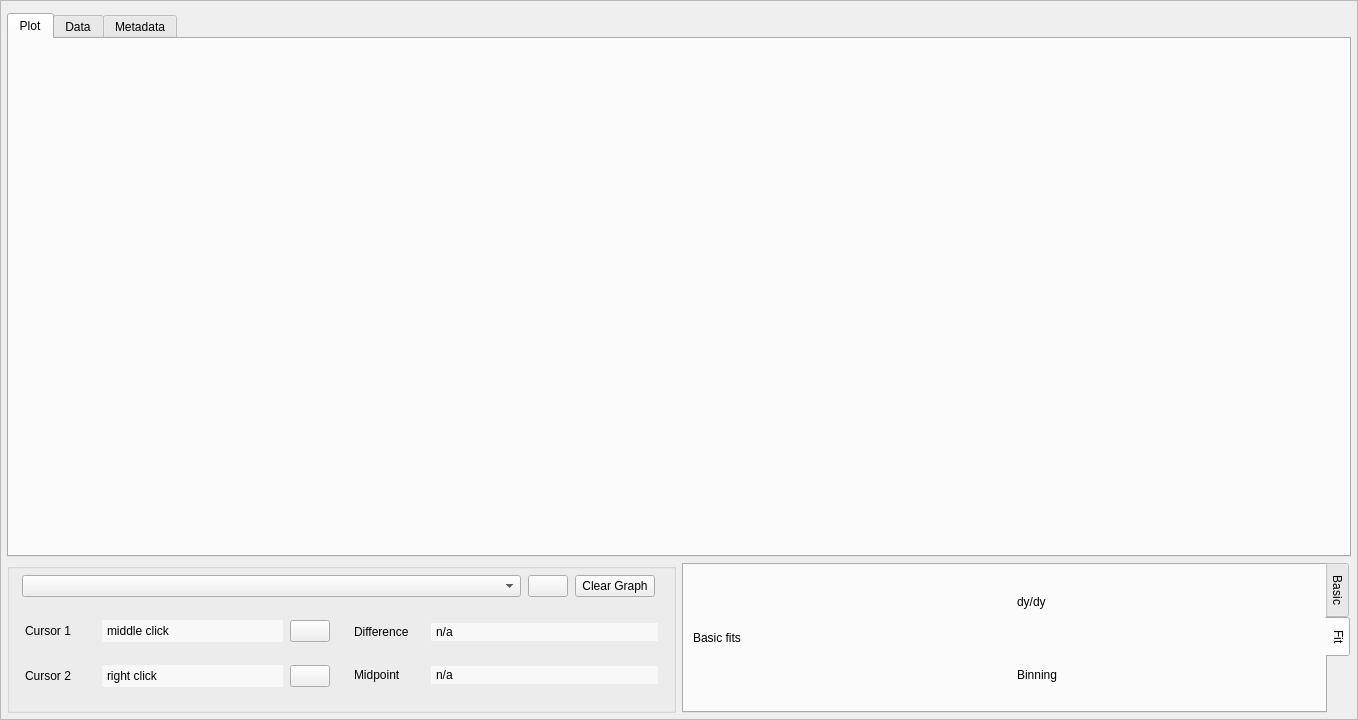
Old version of the form src/mdaviz/resources/mda_file_viz.ui in the repository BCDA-APS/mdaviz.
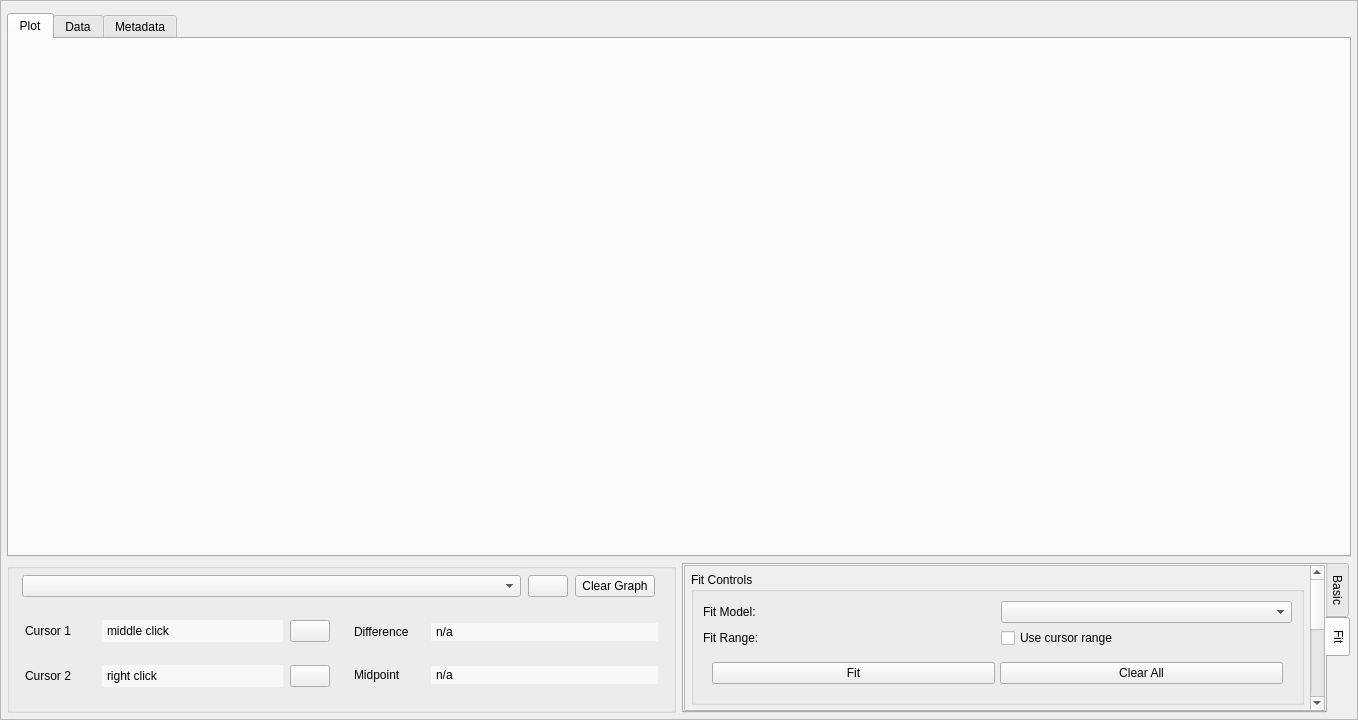
New version of the form. The open tabs and pages were chosen to show the change. Icons and pictures are not drawn.

The edit to the form file:
```diff
--- a/src/mdaviz/resources/mda_file_viz.ui
+++ b/src/mdaviz/resources/mda_file_viz.ui
@@ -975,84 +975,166 @@
                <number>0</number>
               </property>
               <item>
-               <widget class="QWidget" name="fitsOps" native="true">
-                <layout class="QGridLayout" name="gridlayout_2">
+               <widget class="QScrollArea" name="fitScrollArea">
+                <property name="widgetResizable">
+                 <bool>true</bool>
+                </property>
+                <property name="horizontalScrollBarPolicy">
+                 <enum>Qt::ScrollBarAsNeeded</enum>
+                </property>
+                <property name="verticalScrollBarPolicy">
+                 <enum>Qt::ScrollBarAsNeeded</enum>
+                </property>
+                <widget class="QWidget" name="fitScrollAreaWidgetContents">
+                 <property name="geometry">
+                  <rect>
+                   <x>0</x>
+                   <y>0</y>
+                   <width>400</width>
+                   <height>300</height>
+                  </rect>
+                 </property>
+                 <layout class="QVBoxLayout" name="fitContentLayout">
+                  <property name="spacing">
+                   <number>6</number>
+                  </property>
                  <property name="leftMargin">
-                  <number>0</number>
+                   <number>6</number>
                  </property>
                  <property name="topMargin">
-                  <number>0</number>
+                   <number>6</number>
                  </property>
                  <property name="rightMargin">
-                  <number>0</number>
+                   <number>6</number>
                  </property>
                  <property name="bottomMargin">
-                  <number>0</number>
-                 </property>
-                 <item row="1" column="0">
-                  <widget class="QWidget" name="advanced1" native="true">
-                   <layout class="QGridLayout" name="gridLayout_3">
-                    <property name="topMargin">
-                     <number>0</number>
+                   <number>6</number>
+                  </property>
+                  <item>
+                   <widget class="QGroupBox" name="fitControls">
+                    <property name="title">
+                     <string>Fit Controls</string>
                     </property>
-                    <property name="bottomMargin">
-                     <number>0</number>
-                    </property>
+                    <layout class="QGridLayout" name="fitControlsLayout">
                     <property name="horizontalSpacing">
                      <number>7</number>
                     </property>
                     <property name="verticalSpacing">
-                     <number>0</number>
+                      <number>5</number>
                     </property>
                     <item row="0" column="0">
-                     <widget class="QLabel" name="label0">
+                      <widget class="QLabel" name="fitModelLabel">
+                       <property name="text">
+                        <string>Fit Model:</string>
+                       </property>
+                      </widget>
+                     </item>
+                     <item row="0" column="1">
+                      <widget class="QComboBox" name="fitModelCombo">
                       <property name="toolTip">
-                       <string>TBD</string>
-                      </property>
-                      <property name="text">
-                       <string>Basic fits</string>
+                        <string>Select fit model to apply</string>
                       </property>
                      </widget>
                     </item>
-                   </layout>
+                     <item row="1" column="0">
+                      <widget class="QLabel" name="fitRangeLabel">
+                       <property name="text">
+                        <string>Fit Range:</string>
+                       </property>
                   </widget>
                  </item>
                  <item row="1" column="1">
-                  <widget class="QWidget" name="advanced2" native="true">
-                   <layout class="QGridLayout" name="gridLayout_4">
-                    <property name="topMargin">
-                     <number>0</number>
-                    </property>
-                    <property name="bottomMargin">
-                     <number>0</number>
-                    </property>
-                    <property name="horizontalSpacing">
-                     <number>7</number>
-                    </property>
-                    <property name="verticalSpacing">
-                     <number>0</number>
-                    </property>
-                    <item row="0" column="0">
-                     <widget class="QLabel" name="label2">
+                      <widget class="QCheckBox" name="useFitRangeCheck">
+                       <property name="text">
+                        <string>Use cursor range</string>
+                       </property>
+                       <property name="toolTip">
+                        <string>Use cursor positions to define fit range</string>
+                       </property>
+                      </widget>
+                     </item>
+                     <item row="2" column="0" colspan="2">
+                      <widget class="QWidget" name="fitButtonsContainer" native="true">
+                       <layout class="QHBoxLayout" name="fitButtonsLayout">
+                        <property name="spacing">
+                         <number>5</number>
+                        </property>
+                        <item>
+                         <widget class="QPushButton" name="fitButton">
+                          <property name="text">
+                           <string>Fit</string>
+                          </property>
                       <property name="toolTip">
-                       <string>TBD</string>
-                      </property>
+                           <string>Perform fit on selected curve</string>
+                          </property>
+                         </widget>
+                        </item>
+                        <item>
+                         <widget class="QPushButton" name="clearFitsButton">
                       <property name="text">
-                       <string>dy/dy</string>
-                      </property>
-                     </widget>
-                    </item>
-                    <item row="1" column="0">
-                     <widget class="QLabel" name="label1">
-                      <property name="text">
-                       <string>Binning</string>
-                      </property>
-                     </widget>
-                    </item>
+                           <string>Clear All</string>
+                          </property>
+                          <property name="toolTip">
+                           <string>Remove all fits from current curve</string>
+                          </property>
+                         </widget>
+                        </item>
+                       </layout>
+                      </widget>
+                     </item>
+                    </layout>
+                   </widget>
+                  </item>
+                  <item>
+                   <widget class="QGroupBox" name="fitResults">
+                    <property name="title">
+                     <string>Fit Results</string>
+                    </property>
+                    <layout class="QVBoxLayout" name="fitResultsLayout">
+                     <property name="spacing">
+                      <number>5</number>
+                     </property>
+                     <item>
+                      <widget class="QListWidget" name="fitList">
+                       <property name="toolTip">
+                        <string>List of fits for current curve</string>
+                       </property>
+                       <property name="maximumHeight">
+                        <number>100</number>
+                       </property>
+                      </widget>
+                     </item>
+                     <item>
+                      <widget class="QTextEdit" name="fitDetails">
+                       <property name="toolTip">
+                        <string>Detailed fit results and parameters</string>
+                       </property>
+                       <property name="maximumHeight">
+                        <number>150</number>
+                       </property>
+                       <property name="readOnly">
+                        <bool>true</bool>
+                       </property>
+                      </widget>
+                     </item>
                    </layout>
                   </widget>
                  </item>
-                </layout>
+                  <item>
+                   <spacer name="fitVerticalSpacer">
+                    <property name="orientation">
+                     <enum>Qt::Vertical</enum>
+                    </property>
+                    <property name="sizeHint" stdset="0">
+                     <size>
+                      <width>20</width>
+                      <height>40</height>
+                     </size>
+                    </property>
+                   </spacer>
+                  </item>
+                 </layout>
+                </widget>
                </widget>
               </item>
              </layout>
```
Lines whose indentation alone changed are shown as unchanged.
